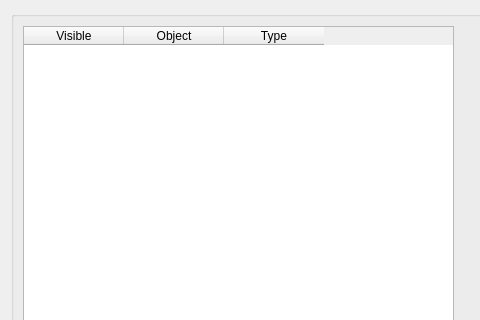
First picture: the form in mayaviviewerstep/widgets/qt/mayaviviewerwidget.ui, repository mapclient-plugins/mayaviviewerstep, before the edit; both pictures show x 0 to 480 and y 0 to 320 of the 914 by 548 pixel window.
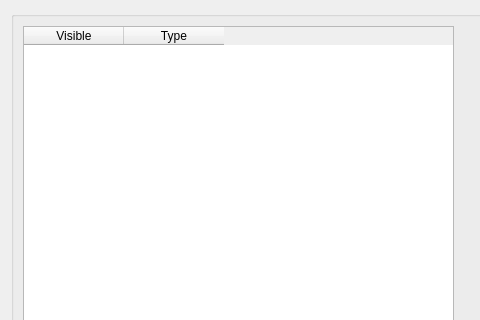
Second picture: the form after the edit. Custom widgets are drawn as their Qt base class.

```diff
--- a/mayaviviewerstep/widgets/qt/mayaviviewerwidget.ui
+++ b/mayaviviewerstep/widgets/qt/mayaviviewerwidget.ui
@@ -50,11 +50,6 @@
             <string>Visible</string>
            </property>
           </column>
-          <column>
-           <property name="text">
-            <string>Object</string>
-           </property>
-          </column>
           <column>
            <property name="text">
             <string>Type</string>
```
